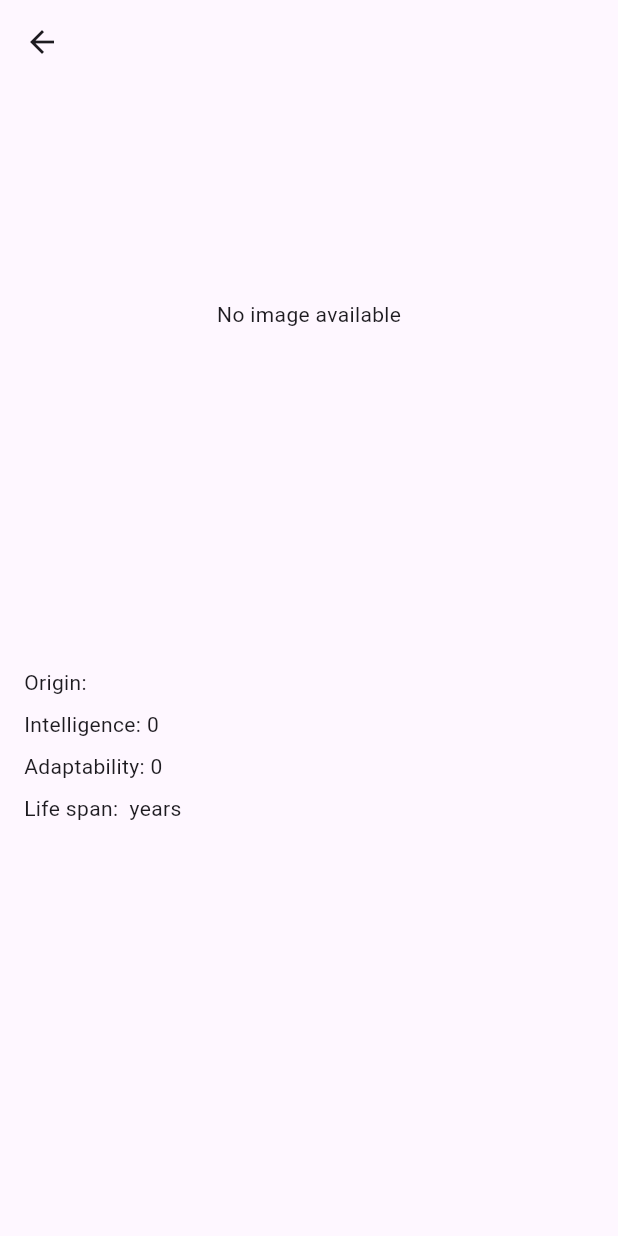
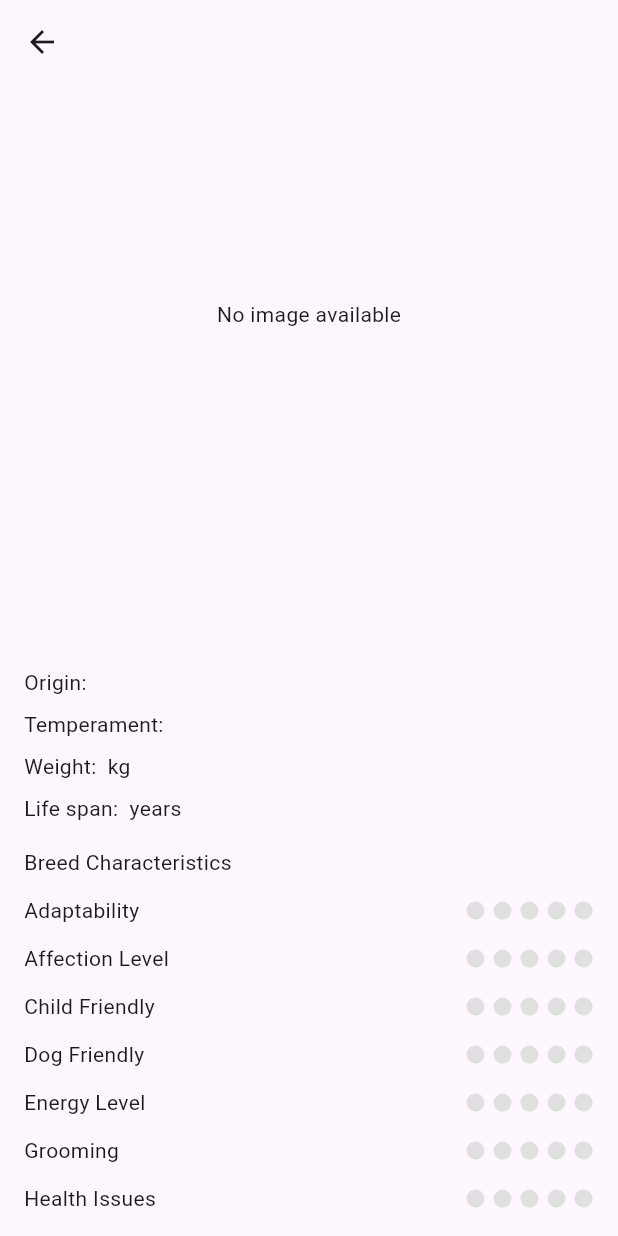
Before and after one commit to GiancarloGF/pragma_exercise_catbreeds_app, a Flutter app: the BreedDetailScreen screen opened directly with empty values, on a phone screen of 412 x 824 dp. Run offline on Flutter 3.47's test engine with Material 3 defaults, Android fonts, the phone set to English and light mode, and no system bars; network calls fail.

Commit message:
feat: extender modelo CatBreed y mostrar caracteristicas en detalle de raza

```diff
--- a/lib/models/cat_breed.dart
+++ b/lib/models/cat_breed.dart
@@ -3,9 +3,20 @@ class CatBreed {
     required this.id,
     required this.name,
     required this.description,
+    required this.temperament,
     required this.origin,
+    required this.weightMetric,
     required this.intelligence,
     required this.adaptability,
+    required this.affectionLevel,
+    required this.childFriendly,
+    required this.dogFriendly,
+    required this.energyLevel,
+    required this.grooming,
+    required this.healthIssues,
+    required this.sheddingLevel,
+    required this.socialNeeds,
+    required this.strangerFriendly,
     required this.lifeSpan,
     required this.imageUrl,
   });
@@ -13,27 +24,74 @@ class CatBreed {
   final String id;
   final String name;
   final String description;
+  final String temperament;
   final String origin;
+  final String weightMetric;
   final int intelligence;
   final int adaptability;
+  final int affectionLevel;
+  final int childFriendly;
+  final int dogFriendly;
+  final int energyLevel;
+  final int grooming;
+  final int healthIssues;
+  final int sheddingLevel;
+  final int socialNeeds;
+  final int strangerFriendly;
   final String lifeSpan;
   final String? imageUrl;
+
+  List<BreedCharacteristic> get characteristics => [
+    BreedCharacteristic(label: 'Adaptability', value: adaptability),
+    BreedCharacteristic(label: 'Affection Level', value: affectionLevel),
+    BreedCharacteristic(label: 'Child Friendly', value: childFriendly),
+    BreedCharacteristic(label: 'Dog Friendly', value: dogFriendly),
+    BreedCharacteristic(label: 'Energy Level', value: energyLevel),
+    BreedCharacteristic(label: 'Grooming', value: grooming),
+    BreedCharacteristic(label: 'Health Issues', value: healthIssues),
+    BreedCharacteristic(label: 'Intelligence', value: intelligence),
+    BreedCharacteristic(label: 'Shedding Level', value: sheddingLevel),
+    BreedCharacteristic(label: 'Social Needs', value: socialNeeds),
+    BreedCharacteristic(label: 'Stranger Friendly', value: strangerFriendly),
+  ];
 
   factory CatBreed.fromJson(Map<String, dynamic> json) {
     final image = json['image'];
     final imageUrl = image is Map<String, dynamic>
         ? image['url'] as String?
         : null;
+    final weight = json['weight'];
+    final weightMetric = weight is Map<String, dynamic>
+        ? weight['metric'] as String? ?? ''
+        : '';
 
     return CatBreed(
       id: json['id'] as String? ?? '',
       name: json['name'] as String? ?? '',
       description: json['description'] as String? ?? '',
+      temperament: json['temperament'] as String? ?? '',
       origin: json['origin'] as String? ?? '',
+      weightMetric: weightMetric,
       intelligence: json['intelligence'] as int? ?? 0,
       adaptability: json['adaptability'] as int? ?? 0,
+      affectionLevel: json['affection_level'] as int? ?? 0,
+      childFriendly: json['child_friendly'] as int? ?? 0,
+      dogFriendly: json['dog_friendly'] as int? ?? 0,
+      energyLevel: json['energy_level'] as int? ?? 0,
+      grooming: json['grooming'] as int? ?? 0,
+      healthIssues: json['health_issues'] as int? ?? 0,
+      sheddingLevel: json['shedding_level'] as int? ?? 0,
+      socialNeeds: json['social_needs'] as int? ?? 0,
+      strangerFriendly: json['stranger_friendly'] as int? ?? 0,
       lifeSpan: json['life_span'] as String? ?? '',
       imageUrl: imageUrl,
     );
   }
 }
+
+class BreedCharacteristic {
+  const BreedCharacteristic({required this.label, required this.value});
+
+  final String label;
+  final int value;
+}
--- a/lib/screens/breed_detail_screen.dart
+++ b/lib/screens/breed_detail_screen.dart
@@ -28,17 +28,72 @@ class BreedDetailScreen extends StatelessWidget {
                   const SizedBox(height: 12),
                   Text('Origin: ${breed.origin}'),
                   const SizedBox(height: 8),
-                  Text('Intelligence: ${breed.intelligence}'),
+                  Text('Temperament: ${breed.temperament}'),
                   const SizedBox(height: 8),
-                  Text('Adaptability: ${breed.adaptability}'),
+                  Text('Weight: ${breed.weightMetric} kg'),
                   const SizedBox(height: 8),
                   Text('Life span: ${breed.lifeSpan} years'),
+                  const SizedBox(height: 16),
+                  const Text('Breed Characteristics'),
+                  const SizedBox(height: 12),
+                  ...breed.characteristics.map(
+                    (characteristic) => Padding(
+                      padding: const EdgeInsets.only(bottom: 12),
+                      child: _BreedCharacteristicRow(
+                        characteristic: characteristic,
+                      ),
+                    ),
+                  ),
                 ],
               ),
             ),
           ),
         ],
       ),
+    );
+  }
+}
+
+class _BreedCharacteristicRow extends StatelessWidget {
+  const _BreedCharacteristicRow({required this.characteristic});
+
+  final BreedCharacteristic characteristic;
+
+  @override
+  Widget build(BuildContext context) {
+    return Row(
+      children: [
+        Expanded(child: Text(characteristic.label)),
+        const SizedBox(width: 16),
+        _BreedCharacteristicScale(value: characteristic.value),
+      ],
+    );
+  }
+}
+
+class _BreedCharacteristicScale extends StatelessWidget {
+  const _BreedCharacteristicScale({required this.value});
+
+  final int value;
+
+  @override
+  Widget build(BuildContext context) {
+    final normalizedValue = value.clamp(0, 5);
+
+    return Row(
+      mainAxisSize: MainAxisSize.min,
+      children: List<Widget>.generate(5, (index) {
+        final isActive = index < normalizedValue;
+
+        return Padding(
+          padding: EdgeInsets.only(right: index == 4 ? 0 : 4),
+          child: Icon(
+            Icons.circle,
+            size: 14,
+            color: isActive ? Colors.green : Colors.grey.shade300,
+          ),
+        );
+      }),
     );
   }
 }
```
